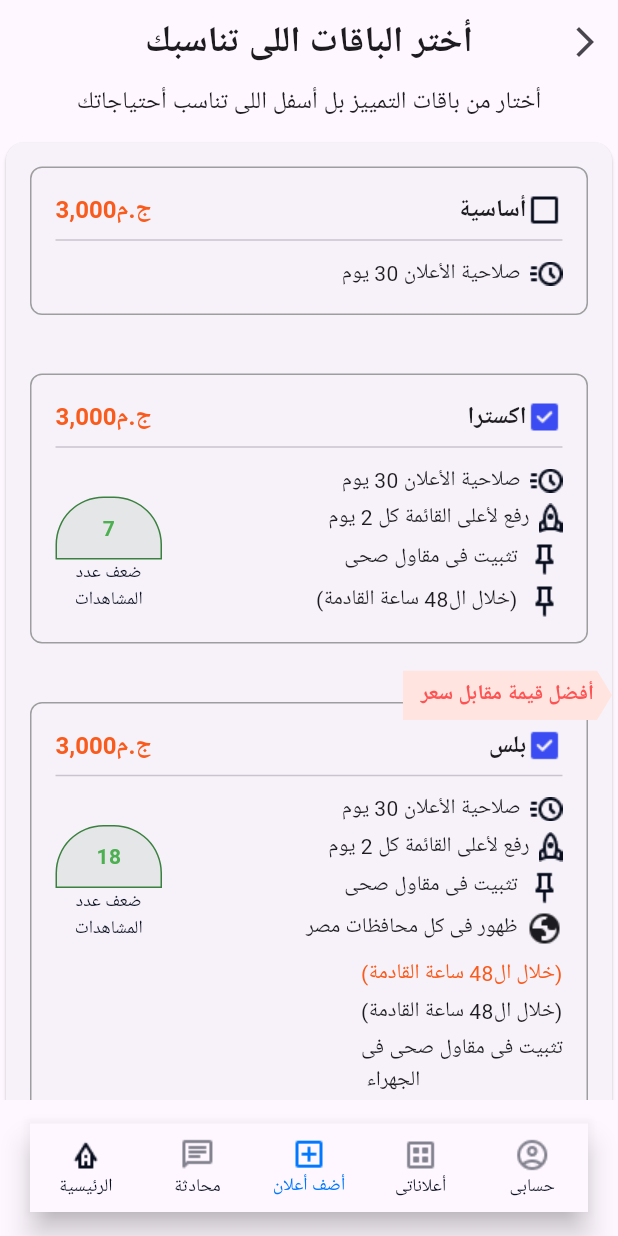
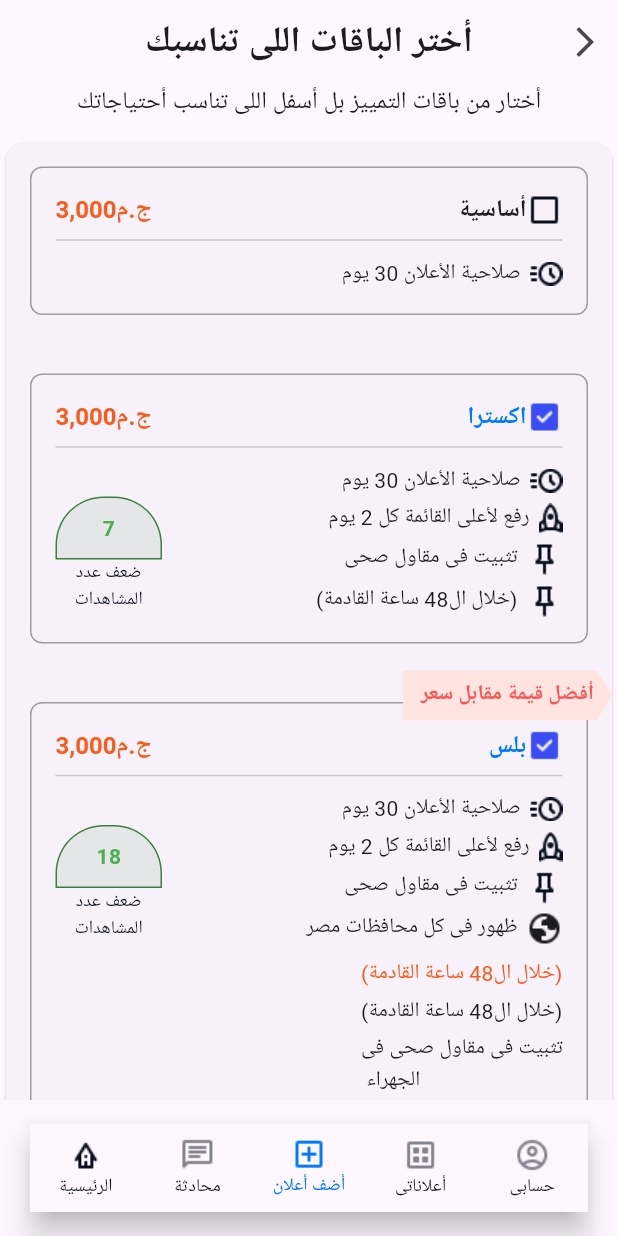
Before and after one commit to saaadgawesh/it_legend_task, a Flutter app: the screen it shows after launch, item 3 of the bottom bar chosen, on a phone screen of 412 x 824 dp. Run offline on Flutter 3.47's test engine with Material 3 defaults, Android fonts, the phone set to English and light mode, and no system bars; our stand-ins replace flutter_bloc, sqflite; accounts and stored records are empty; Roboto replaces fonts that are missing (Tajawal).

Commit message:
changeColorForExtraAndPlus

```diff
--- a/lib/features/widget/CreateAdPackageItem.dart
+++ b/lib/features/widget/CreateAdPackageItem.dart
@@ -56,6 +56,13 @@ class CreateAdPackageItem extends StatelessWidget {
     required this.textTheme,
   });
 
+  Color? _getTitleColor(String title) {
+    if (title.toLowerCase() == 'اكسترا' || title.toLowerCase() == 'بلس') {
+      return Appcolor.bluecolor;
+    }
+    return null;
+  }
+
   String getStackNumber() {
     if (item.stacktext == '7') {
       return '7';
@@ -93,7 +100,13 @@ class CreateAdPackageItem extends StatelessWidget {
                       ),
                     ),
                     const Spacer(),
-                    Text(item.title, style: textTheme.titleLarge),
+                    Text(
+                      item.title,
+                      style: textTheme.titleLarge?.copyWith(
+                        fontWeight: FontWeight.bold,
+                        color: _getTitleColor(item.title),
+                      ),
+                    ),
                     Image.asset(item.titleImage),
                   ],
                 ),
@@ -214,6 +227,7 @@ class CreateAdPackageItem extends StatelessWidget {
           ),
         );
       }
+
       if (item.tathbeet2 != null) {
         widgets.add(
           Padding(
```
Also changed, not shown: lib/features/Data/models/Category_Model.dart (+5 -11 lines), lib/features/Data/models/Product_Model.dart (+10 -36 lines), 1 other file.
